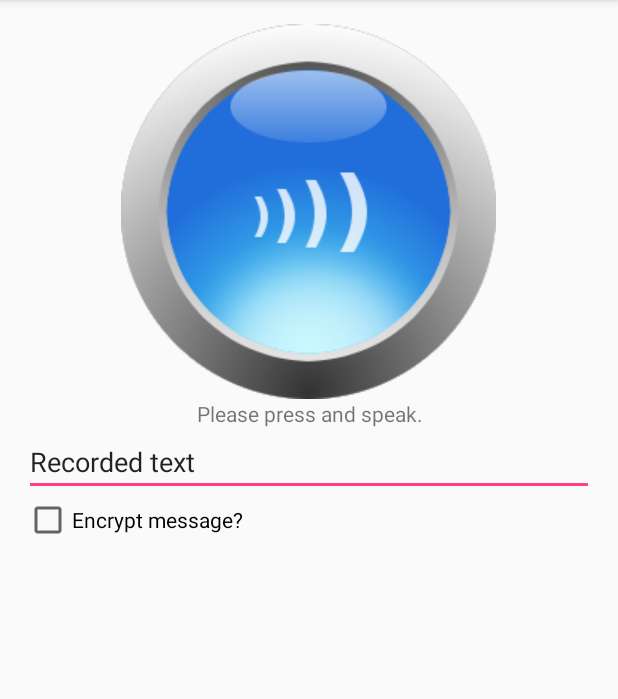
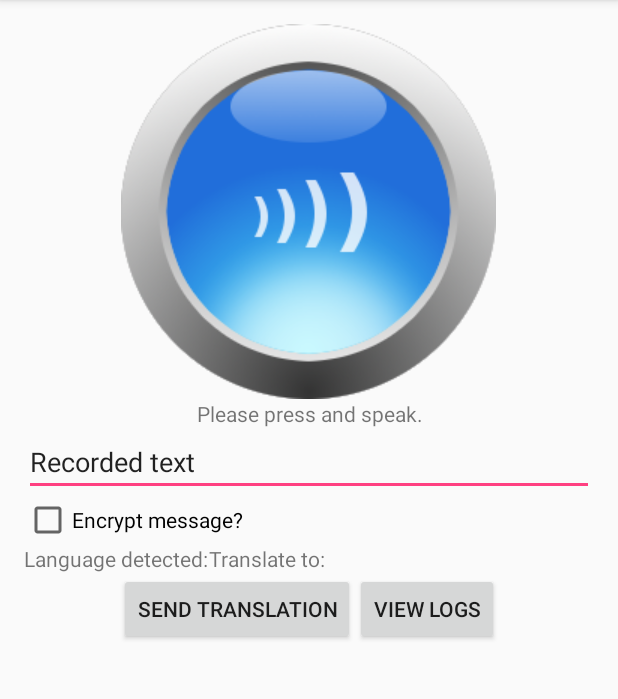
Before and after one commit to DLambros91/Speak2Me, an Android app: the screen it shows after launch (MainActivity), on a phone screen of 412 x 824 dp, the part 84-783 px from its top. Run offline under Robolectric (Android 15) with nearby library versions, the light colour scheme and no system bars.

Commit message:
fourth commit

```diff
--- a/app/src/main/java/com/example/dlambros/speak2me/MainActivity.java
+++ b/app/src/main/java/com/example/dlambros/speak2me/MainActivity.java
@@ -9,7 +9,10 @@ import android.view.Menu;
 import android.view.MenuItem;
 import android.view.MotionEvent;
 import android.view.View;
+import android.widget.Button;
+import android.widget.CheckBox;
 import android.widget.ImageButton;
+import android.widget.TextView;
 import android.widget.Toast;
 
 public class MainActivity extends AppCompatActivity
@@ -17,6 +20,10 @@ public class MainActivity extends AppCompatActivity
     // String for logging
     private final String TAG = this.getClass().getSimpleName();
     private ImageButton mRecord;
+    private CheckBox mEncrypt;
+    private Button mSend;
+    private Button mView;
+    private TextView mTextView;
     private boolean pressed = false;
 
     class RecordTask extends AsyncTask<Void, Void, Void>
@@ -78,7 +85,10 @@ public class MainActivity extends AppCompatActivity
                 return true;
             }
         });
-
+        mEncrypt = (CheckBox) findViewById(R.id.encrypt);
+        mTextView = (TextView) findViewById(R.id.text);
+        mSend = (Button) findViewById(R.id.send);
+        mView = (Button) findViewById(R.id.view);
     }
 
     @Override
--- a/app/src/main/res/layout/activity_main.xml
+++ b/app/src/main/res/layout/activity_main.xml
@@ -38,15 +38,22 @@
         <TextView
             android:layout_width="wrap_content"
             android:layout_height="wrap_content"
+            android:id="@+id/text"
             android:text="@string/enter_text"
             android:gravity="center"/>
     </LinearLayout>
-    <EditText
+    <LinearLayout
         android:layout_width="match_parent"
         android:layout_height="wrap_content"
-        android:editable="false"
-        android:textIsSelectable="true"
-        android:text="@string/default_text"/>
+        android:orientation="horizontal">
+        <EditText
+            android:layout_width="match_parent"
+            android:layout_height="wrap_content"
+            android:editable="false"
+            android:textIsSelectable="true"
+            android:text="@string/default_text"/>
+    </LinearLayout>
+
     <LinearLayout
         android:layout_width="match_parent"
         android:layout_height="wrap_content"
@@ -56,6 +63,51 @@
         <CheckBox
             android:layout_width="wrap_content"
             android:layout_height="wrap_content"
+            android:id="@+id/encrypt"
             android:text="@string/encrypt"/>
     </LinearLayout>
+    <LinearLayout
+        android:layout_width="match_parent"
+        android:layout_height="wrap_content"
+        android:orientation="horizontal">
+        <LinearLayout
+            android:layout_width="wrap_content"
+            android:layout_height="wrap_content"
+            android:layout_gravity="left"
+            android:gravity="left">
+            <TextView
+                android:layout_width="wrap_content"
+                android:layout_height="wrap_content"
+                android:gravity="left"
+                android:text="@string/detected"/>
+        </LinearLayout>
+        <LinearLayout
+            android:layout_width="wrap_content"
+            android:layout_height="wrap_content"
+            android:layout_gravity="right"
+            android:gravity="right">
+            <TextView
+                android:layout_width="wrap_content"
+                android:layout_height="wrap_content"
+                android:gravity="right"
+                android:text="@string/translate"/>
+        </LinearLayout>
+    </LinearLayout>
+    <LinearLayout
+        android:layout_width="wrap_content"
+        android:layout_height="wrap_content"
+        android:orientation="horizontal"
+        android:gravity="center"
+        android:layout_gravity="center">
+        <Button
+            android:layout_width="wrap_content"
+            android:layout_height="wrap_content"
+            android:id="@+id/send"
+            android:text="@string/send"/>
+        <Button
+            android:layout_width="wrap_content"
+            android:layout_height="wrap_content"
+            android:id="@+id/view"
+            android:text="@string/view_logs"/>
 </LinearLayout>
+</LinearLayout>
--- a/app/src/main/res/values/strings.xml
+++ b/app/src/main/res/values/strings.xml
@@ -4,4 +4,8 @@
     <string name="action_settings">Settings</string>
     <string name="encrypt">Encrypt message?</string>
     <string name="default_text">Recorded text</string>
+    <string name="view_logs">View Logs</string>
+    <string name="send">Send Translation</string>
+    <string name="detected">Language detected:</string>
+    <string name="translate">Translate to:</string>
 </resources>
```
